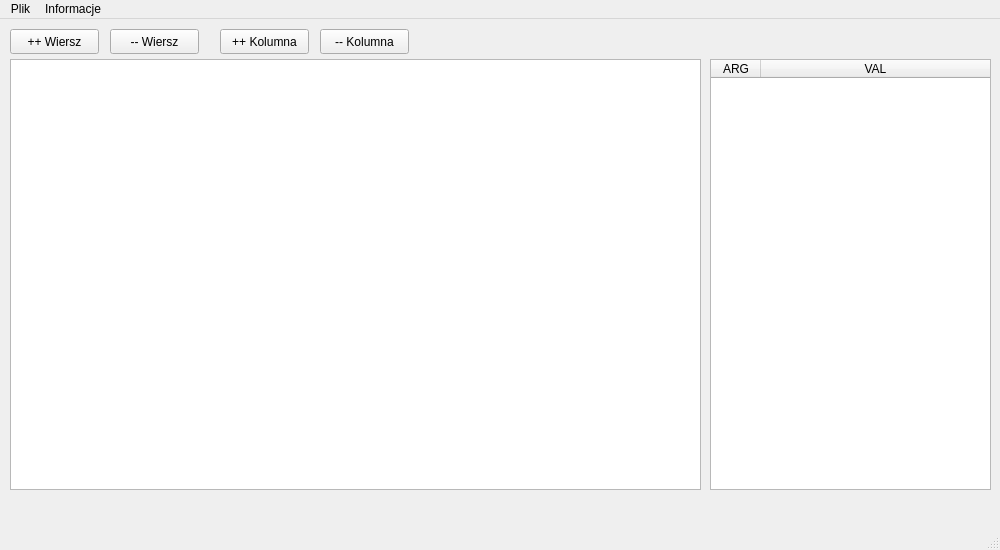
First picture: the form in mainwindow.ui, repository kamil09/EAN_GJ_Cpp, before the edit.
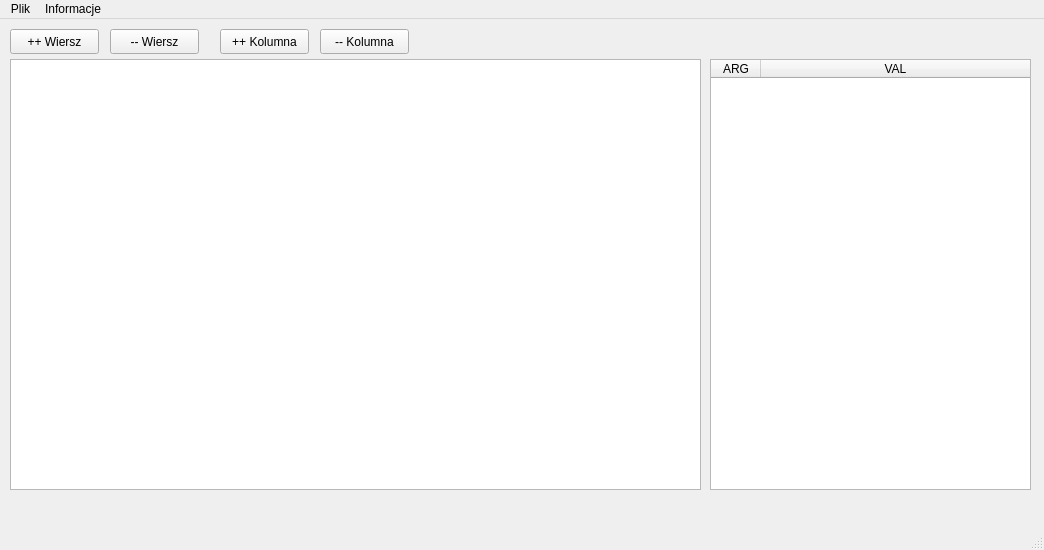
Second picture: the form after the edit.

```diff
--- a/mainwindow.ui
+++ b/mainwindow.ui
@@ -9,7 +9,7 @@
    <rect>
     <x>0</x>
     <y>0</y>
-    <width>1000</width>
+    <width>1044</width>
     <height>550</height>
    </rect>
   </property>
@@ -159,7 +159,7 @@
      <rect>
       <x>710</x>
       <y>40</y>
-      <width>281</width>
+      <width>321</width>
       <height>431</height>
      </rect>
     </property>
@@ -231,7 +231,7 @@
     <rect>
      <x>0</x>
      <y>0</y>
-     <width>1000</width>
+     <width>1044</width>
      <height>22</height>
     </rect>
    </property>
```
